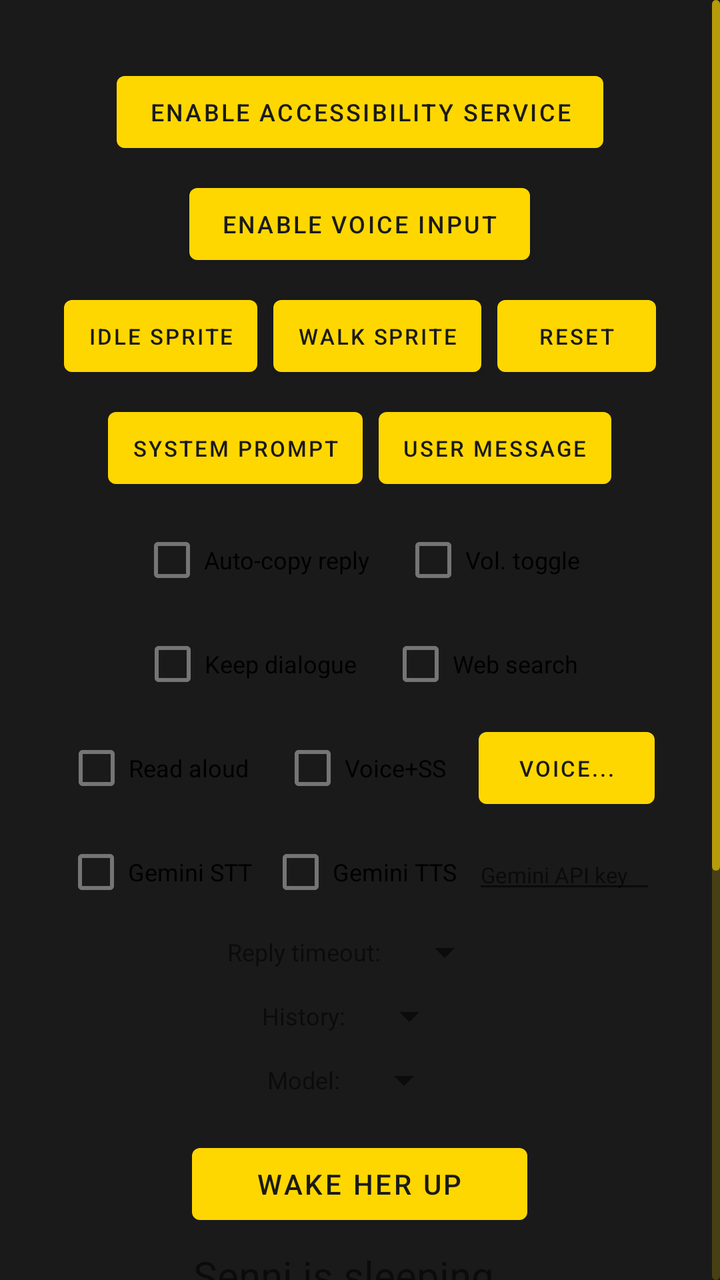
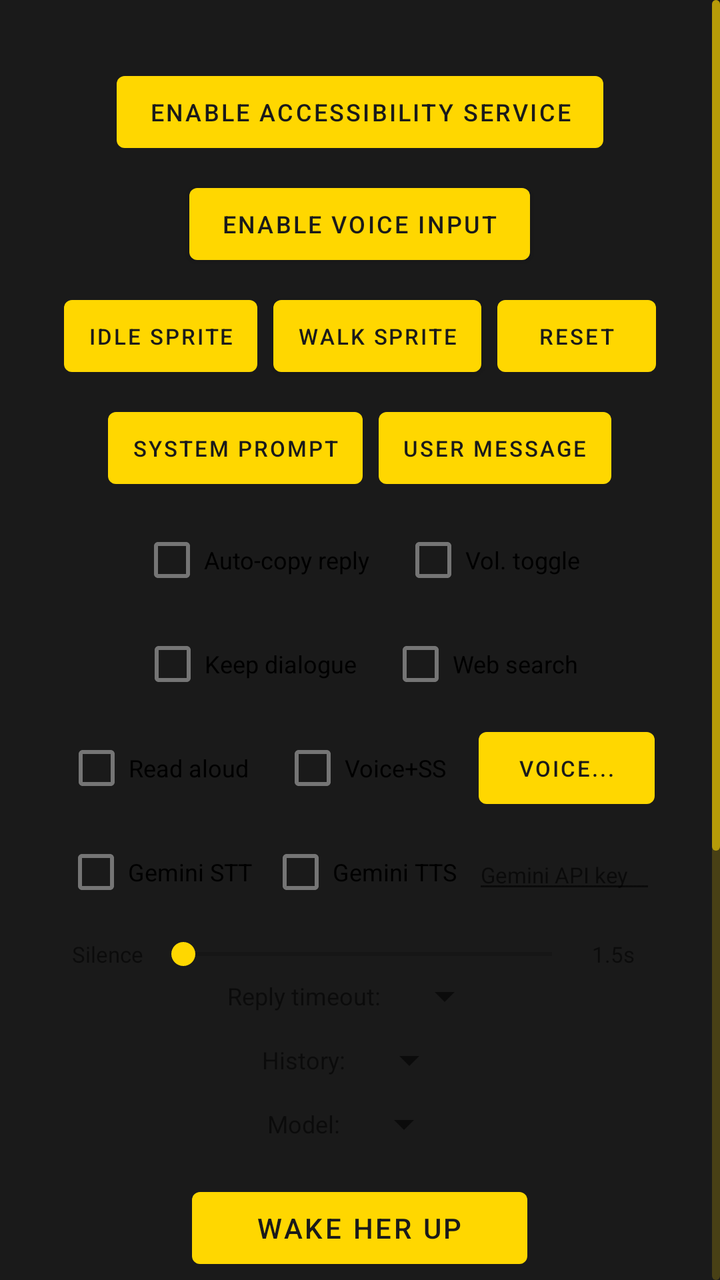

Before-and-after screenshots of an Android layout around one commit, followed by the original layout XML and the change that was made.
<!-- AndroidManifest.xml: application theme Theme.CompanionOverlay -->
<!-- res/layout/activity_main.xml -->
<?xml version="1.0" encoding="utf-8"?>
<LinearLayout xmlns:android="http://schemas.android.com/apk/res/android"
    android:layout_width="match_parent"
    android:layout_height="match_parent"
    android:orientation="vertical"
    android:background="#1a1a1a">

    <ScrollView
        android:layout_width="match_parent"
        android:layout_height="0dp"
        android:layout_weight="1"
        android:fillViewport="true"
        android:scrollbarThumbVertical="@drawable/scrollbar_thumb"
        android:scrollbarTrackVertical="@drawable/scrollbar_track"
        android:scrollbarSize="5dp"
        android:scrollbarStyle="outsideOverlay"
        android:fadeScrollbars="true"
        android:scrollbarFadeDuration="800"
        android:scrollbarDefaultDelayBeforeFade="1500"
        android:padding="32dp"
        android:clipToPadding="false">

        <LinearLayout
            android:layout_width="match_parent"
            android:layout_height="wrap_content"
            android:orientation="vertical"
            android:gravity="center_horizontal">

            
            <Button
                android:id="@+id/screenshotPermButton"
                android:layout_width="wrap_content"
                android:layout_height="wrap_content"
                android:text="Enable Accessibility Service"
                android:textSize="12sp"
                android:paddingHorizontal="16dp"
                android:layout_marginBottom="8dp"/>

            <Button
                android:id="@+id/voicePermButton"
                android:layout_width="wrap_content"
                android:layout_height="wrap_content"
                android:text="Enable Voice Input"
                android:textSize="12sp"
                android:paddingHorizontal="16dp"
                android:layout_marginBottom="8dp"/>

            
            <LinearLayout
                android:layout_width="wrap_content"
                android:layout_height="wrap_content"
                android:orientation="horizontal"
                android:layout_marginBottom="8dp">

                <Button
                    android:id="@+id/editIdleSpriteButton"
                    android:layout_width="wrap_content"
                    android:layout_height="wrap_content"
                    android:text="Idle Sprite"
                    android:textSize="11sp"
                    android:paddingHorizontal="12dp"
                    android:layout_marginEnd="8dp"/>

                <Button
                    android:id="@+id/editWalkSpriteButton"
                    android:layout_width="wrap_content"
                    android:layout_height="wrap_content"
                    android:text="Walk Sprite"
                    android:textSize="11sp"
                    android:paddingHorizontal="12dp"
                    android:layout_marginEnd="8dp"/>

                <Button
                    android:id="@+id/resetSpritesButton"
                    android:layout_width="wrap_content"
                    android:layout_height="wrap_content"
                    android:text="Reset"
                    android:textSize="11sp"
                    android:paddingHorizontal="12dp"/>

            </LinearLayout>

            
            <LinearLayout
                android:layout_width="wrap_content"
                android:layout_height="wrap_content"
                android:orientation="horizontal"
                android:layout_marginBottom="8dp">

                <Button
                    android:id="@+id/editSystemPromptButton"
                    android:layout_width="wrap_content"
                    android:layout_height="wrap_content"
                    android:text="System Prompt"
                    android:textSize="11sp"
                    android:paddingHorizontal="12dp"
                    android:layout_marginEnd="8dp"/>

                <Button
                    android:id="@+id/editUserMessageButton"
                    android:layout_width="wrap_content"
                    android:layout_height="wrap_content"
                    android:text="User Message"
                    android:textSize="11sp"
                    android:paddingHorizontal="12dp"/>

            </LinearLayout>

            
            <LinearLayout
                android:layout_width="wrap_content"
                android:layout_height="wrap_content"
                android:orientation="horizontal"
                android:layout_marginBottom="4dp">

                <CheckBox
                    android:id="@+id/autoCopyCheckbox"
                    android:layout_width="wrap_content"
                    android:layout_height="wrap_content"
                    android:text="Auto-copy reply"
                    android:textSize="12sp"
                    android:layout_marginEnd="16dp"/>

                <CheckBox
                    android:id="@+id/volumeToggleCheckbox"
                    android:layout_width="wrap_content"
                    android:layout_height="wrap_content"
                    android:text="Vol. toggle"
                    android:textSize="12sp"/>

            </LinearLayout>

            
            <LinearLayout
                android:layout_width="wrap_content"
                android:layout_height="wrap_content"
                android:orientation="horizontal"
                android:layout_marginBottom="4dp">

                <CheckBox
                    android:id="@+id/keepDialogueCheckbox"
                    android:layout_width="wrap_content"
                    android:layout_height="wrap_content"
                    android:text="Keep dialogue"
                    android:textSize="12sp"
                    android:layout_marginEnd="16dp"/>

                <CheckBox
                    android:id="@+id/webSearchCheckbox"
                    android:layout_width="wrap_content"
                    android:layout_height="wrap_content"
                    android:text="Web search"
                    android:textSize="12sp"/>

            </LinearLayout>

            
            <LinearLayout
                android:layout_width="wrap_content"
                android:layout_height="wrap_content"
                android:orientation="horizontal"
                android:gravity="center_vertical"
                android:layout_marginBottom="4dp">

                <CheckBox
                    android:id="@+id/ttsCheckbox"
                    android:layout_width="wrap_content"
                    android:layout_height="wrap_content"
                    android:text="Read aloud"
                    android:textSize="12sp"
                    android:layout_marginEnd="16dp"/>

                <CheckBox
                    android:id="@+id/voiceScreenshotCheckbox"
                    android:layout_width="wrap_content"
                    android:layout_height="wrap_content"
                    android:text="Voice+SS"
                    android:textSize="12sp"
                    android:layout_marginEnd="16dp"/>

                <Button
                    android:id="@+id/ttsVoiceButton"
                    android:layout_width="wrap_content"
                    android:layout_height="wrap_content"
                    android:text="Voice..."
                    android:textSize="11sp"
                    android:paddingHorizontal="12dp"/>

            </LinearLayout>

            
            <LinearLayout
                android:layout_width="match_parent"
                android:layout_height="wrap_content"
                android:orientation="horizontal"
                android:gravity="center_vertical"
                android:layout_marginBottom="4dp">

                <CheckBox
                    android:id="@+id/geminiSttCheckbox"
                    android:layout_width="wrap_content"
                    android:layout_height="wrap_content"
                    android:text="Gemini STT"
                    android:textSize="12sp"
                    android:layout_marginEnd="8dp"/>

                <CheckBox
                    android:id="@+id/geminiTtsCheckbox"
                    android:layout_width="wrap_content"
                    android:layout_height="wrap_content"
                    android:text="Gemini TTS"
                    android:textSize="12sp"
                    android:layout_marginEnd="8dp"/>

                <EditText
                    android:id="@+id/geminiApiKeyEdit"
                    android:layout_width="0dp"
                    android:layout_height="wrap_content"
                    android:layout_weight="1"
                    android:hint="Gemini API key"
                    android:textSize="11sp"
                    android:inputType="textPassword"
                    android:singleLine="true"
                    android:imeOptions="actionDone"/>

            </LinearLayout>

            
            <LinearLayout
                android:layout_width="wrap_content"
                android:layout_height="wrap_content"
                android:orientation="horizontal"
                android:gravity="center_vertical"
                android:layout_marginBottom="8dp">

                <TextView
                    android:layout_width="wrap_content"
                    android:layout_height="wrap_content"
                    android:text="Reply timeout:"
                    android:textSize="12sp"
                    android:layout_marginEnd="8dp"/>

                <Spinner
                    android:id="@+id/timeoutSpinner"
                    android:layout_width="wrap_content"
                    android:layout_height="wrap_content"/>

            </LinearLayout>

            <LinearLayout
                android:layout_width="wrap_content"
                android:layout_height="wrap_content"
                android:orientation="horizontal"
                android:gravity="center_vertical"
                android:layout_marginBottom="8dp">

                <TextView
                    android:layout_width="wrap_content"
                    android:layout_height="wrap_content"
                    android:text="History:"
                    android:textSize="12sp"
                    android:layout_marginEnd="8dp"/>

                <Spinner
                    android:id="@+id/historySpinner"
                    android:layout_width="wrap_content"
                    android:layout_height="wrap_content"/>

            </LinearLayout>

            <LinearLayout
                android:layout_width="wrap_content"
                android:layout_height="wrap_content"
                android:orientation="horizontal"
                android:gravity="center_vertical"
                android:layout_marginBottom="16dp">

                <TextView
                    android:layout_width="wrap_content"
                    android:layout_height="wrap_content"
                    android:text="Model:"
                    android:textSize="12sp"
                    android:layout_marginEnd="8dp"/>

                <Spinner
                    android:id="@+id/modelSpinner"
                    android:layout_width="wrap_content"
                    android:layout_height="wrap_content"/>

            </LinearLayout>

            
            <Button
                android:id="@+id/toggleButton"
                android:layout_width="wrap_content"
                android:layout_height="wrap_content"
                android:text="Wake Her Up"
                android:paddingHorizontal="32dp"
                android:layout_marginBottom="8dp"/>

            <TextView
                android:id="@+id/statusText"
                android:layout_width="wrap_content"
                android:layout_height="wrap_content"
                android:text="Senni is sleeping..."
                android:textSize="20sp"
                android:gravity="center"
                android:layout_marginBottom="16dp"/>

            
            <TextView
                android:id="@+id/authStatusText"
                android:layout_width="wrap_content"
                android:layout_height="wrap_content"
                android:text="Not connected to Claude"
                android:textSize="14sp"
                android:textColor="#666666"
                android:gravity="center"
                android:layout_marginBottom="12dp"/>

            <Button
                android:id="@+id/authButton"
                android:layout_width="wrap_content"
                android:layout_height="wrap_content"
                android:text="Authenticate"
                android:paddingHorizontal="24dp"
                android:layout_marginBottom="16dp"/>

            <Button
                android:id="@+id/testButton"
                android:layout_width="wrap_content"
                android:layout_height="wrap_content"
                android:text="Send Test Message"
                android:paddingHorizontal="24dp"
                android:enabled="false"
                android:layout_marginBottom="16dp"/>

            <TextView
                android:id="@+id/responseText"
                android:layout_width="match_parent"
                android:layout_height="wrap_content"
                android:text="Authenticate first to hear me speak~"
                android:textSize="14sp"
                android:textColor="#666666"
                android:gravity="center"
                android:layout_marginBottom="16dp"/>

            <Button
                android:id="@+id/copyLogButton"
                android:layout_width="wrap_content"
                android:layout_height="wrap_content"
                android:text="Copy Debug Log"
                android:textSize="12sp"
                android:paddingHorizontal="16dp"
                android:layout_marginBottom="32dp"/>

        </LinearLayout>

    </ScrollView>

</LinearLayout>
<!-- resources referenced by this layout -->
<resources>
  <!-- drawable scrollbar_thumb (drawable) -->
  <?xml version="1.0" encoding="utf-8"?>
  <shape xmlns:android="http://schemas.android.com/apk/res/android"
      android:shape="rectangle">
      <solid android:color="#99FFD700"/>
      <corners android:radius="4dp"/>
      <size android:width="4dp"/>
  </shape>
  <!-- drawable scrollbar_track (drawable) -->
  <?xml version="1.0" encoding="utf-8"?>
  <shape xmlns:android="http://schemas.android.com/apk/res/android"
      android:shape="rectangle">
      <solid android:color="#33FFD700"/>
      <corners android:radius="4dp"/>
      <size android:width="4dp"/>
  </shape>
  <style name="Theme.CompanionOverlay" parent="Theme.MaterialComponents.DayNight.NoActionBar">
          <item name="colorPrimary">#FFD700</item>
          <item name="colorPrimaryVariant">#C7A600</item>
          <item name="colorOnPrimary">#1a1a1a</item>
          <item name="colorSecondary">#FFD700</item>
          <item name="colorSecondaryVariant">#C7A600</item>
          <item name="colorOnSecondary">#1a1a1a</item>
          <item name="android:statusBarColor">#1a1a1a</item>
          <item name="android:navigationBarColor">#1a1a1a</item>
          <item name="android:windowBackground">#1a1a1a</item>
      </style>
</resources>

<!-- the commit's change to res/layout/activity_main.xml (unified diff, before → after) -->
@@ -225,6 +225,42 @@
 
             </LinearLayout>
 
+
+            
+            <LinearLayout
+                android:layout_width="match_parent"
+                android:layout_height="wrap_content"
+                android:orientation="horizontal"
+                android:gravity="center_vertical"
+                android:paddingStart="4dp"
+                android:paddingEnd="4dp"
+                android:layout_marginTop="4dp">
+
+                <TextView
+                    android:layout_width="wrap_content"
+                    android:layout_height="wrap_content"
+                    android:text="Silence"
+                    android:textSize="11sp"
+                    android:layout_marginEnd="4dp"/>
+
+                <SeekBar
+                    android:id="@+id/silenceTimeoutSeek"
+                    android:layout_width="0dp"
+                    android:layout_height="wrap_content"
+                    android:layout_weight="1"
+                    android:max="40"/>
+
+                <TextView
+                    android:id="@+id/silenceTimeoutLabel"
+                    android:layout_width="wrap_content"
+                    android:layout_height="wrap_content"
+                    android:text="1.5s"
+                    android:textSize="11sp"
+                    android:layout_marginStart="4dp"
+                    android:minWidth="28dp"/>
+
+            </LinearLayout>
+
             
             <LinearLayout
                 android:layout_width="wrap_content"
